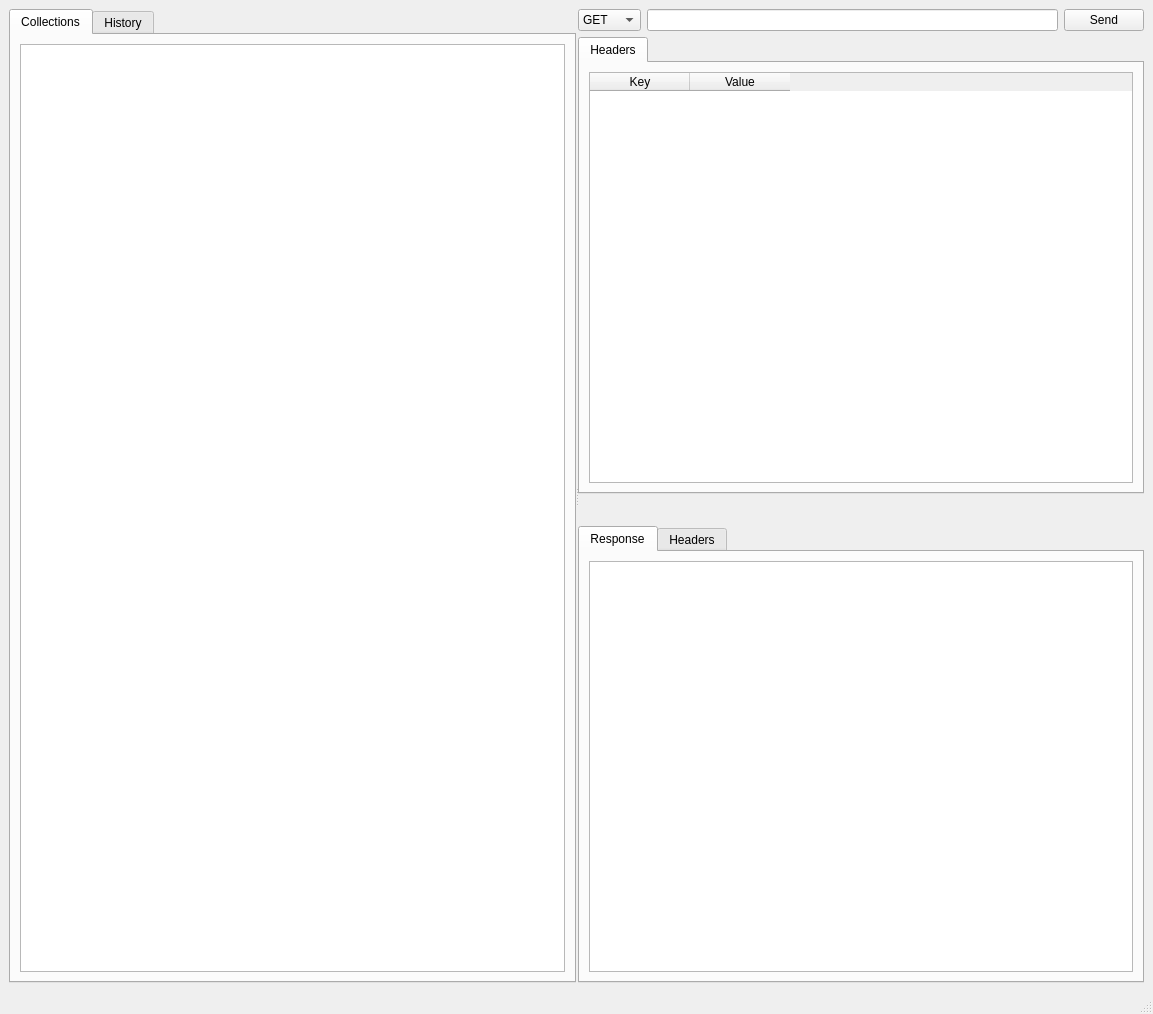
Old version of the form main.ui in the repository LinkedList/qTTp.
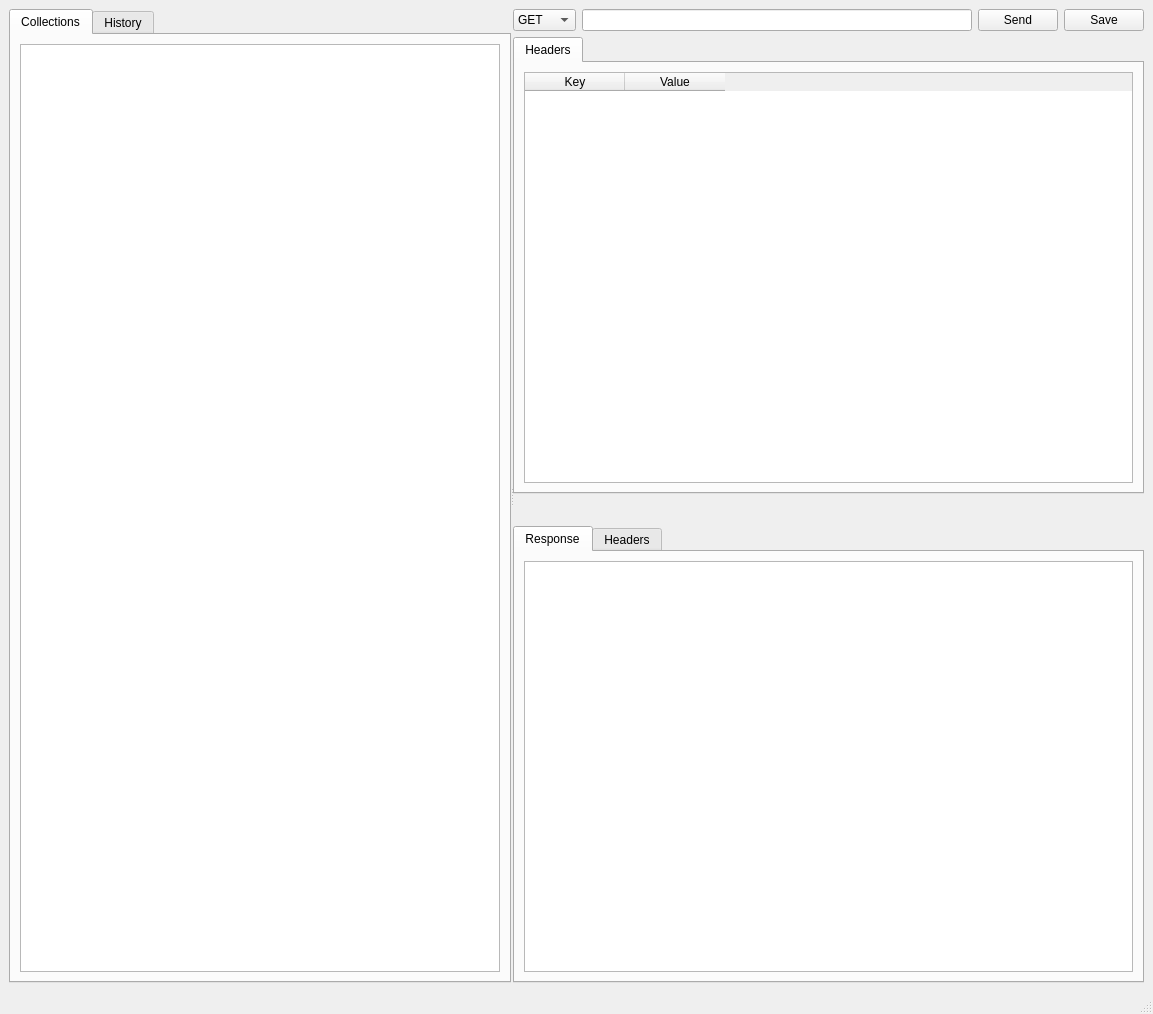
New version of the form.

Commit message: We can save request to collection now

Patch:
```diff
--- a/main.ui
+++ b/main.ui
@@ -137,6 +137,13 @@
             </property>
            </widget>
           </item>
+          <item>
+           <widget class="QPushButton" name="saveButton">
+            <property name="text">
+             <string>Save</string>
+            </property>
+           </widget>
+          </item>
          </layout>
         </item>
         <item>
```
Left out of the diff: 2 changed lines with no effect on the pictures. The commit also changes 2 other files.
